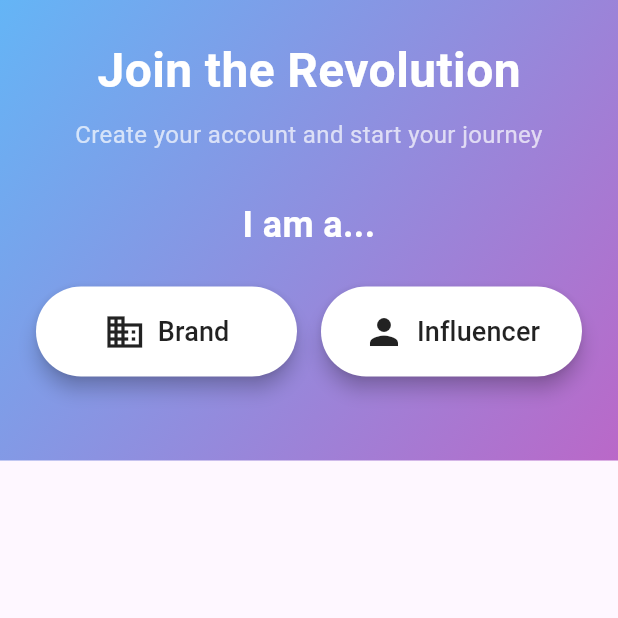
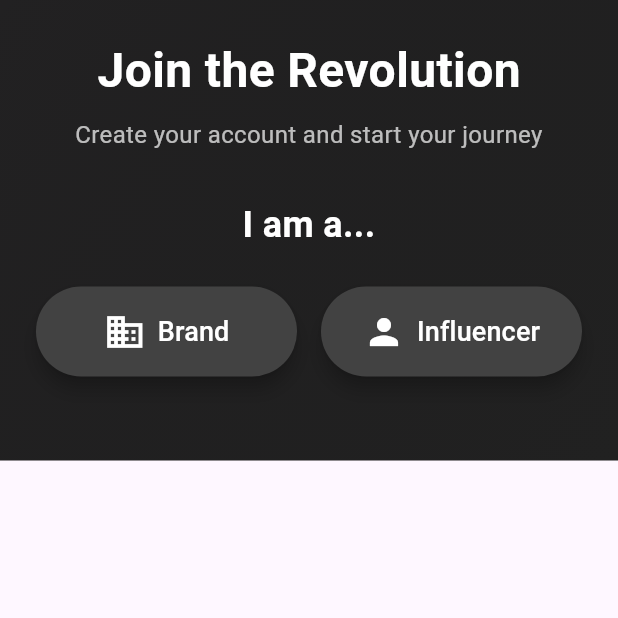
Before and after one commit to SecureFutureProject/sf-app, a Flutter app: the screen it shows after launch, after a tap on "Log in", after a tap on "CREATE A PROFILE", on a phone screen of 412 x 824 dp, the top half of it. Run offline on Flutter 3.47's test engine with Material 3 defaults, Android fonts, the phone set to English and light mode, and no system bars; drawn by our look-alikes of animated_text_kit; our stand-ins replace cloud_firestore, firebase_auth, firebase_core, firebase_database, firebase_storage, google_sign_in; accounts and stored records are empty; statements that could not run were skipped.

Commit message:
Style change in Login

```diff
--- a/lib/screens/auth/login_page.dart
+++ b/lib/screens/auth/login_page.dart
@@ -46,7 +46,7 @@ class _LoginPageState extends State<LoginPage> with SingleTickerProviderStateMix
           gradient: LinearGradient(
             begin: Alignment.topLeft,
             end: Alignment.bottomRight,
-            colors: [Colors.blue.shade200, Colors.purple.shade200],
+            colors: [Colors.black87, Colors.grey.shade900],
           ),
         ),
         child: Row(
@@ -67,7 +67,7 @@ class _LoginPageState extends State<LoginPage> with SingleTickerProviderStateMix
 
   Widget _buildLeftSide() {
     return Container(
-      color: Colors.white.withOpacity(0.8),
+      color: Colors.black87.withOpacity(0.8),
       child: Center(
         child: Column(
           mainAxisAlignment: MainAxisAlignment.center,
@@ -77,11 +77,11 @@ class _LoginPageState extends State<LoginPage> with SingleTickerProviderStateMix
               child: ScaleTransition(
                 scale: _animation,
                 child: Text(
-                  'COMING\nSOON',
+                  'WELCOME BACK',
                   style: TextStyle(
                     fontSize: 72,
                     fontWeight: FontWeight.bold,
-                    color: Color(0xFFFF6B6B),
+                    color: Colors.white,
                     height: 0.9,
                   ),
                   textAlign: TextAlign.center,
@@ -92,12 +92,12 @@ class _LoginPageState extends State<LoginPage> with SingleTickerProviderStateMix
             DefaultTextStyle(
               style: TextStyle(
                 fontSize: 18,
-                color: Colors.black87,
+                color: Colors.white70,
               ),
               child: AnimatedTextKit(
                 animatedTexts: [
                   TypewriterAnimatedText(
-                    'NEW ERA OF INFLUENCER MARKETING',
+                    'LOGIN TO YOUR ACCOUNT',
                     speed: Duration(milliseconds: 100),
                   ),
                 ],
@@ -113,7 +113,7 @@ class _LoginPageState extends State<LoginPage> with SingleTickerProviderStateMix
   Widget _buildRightSide() {
     return Container(
       padding: EdgeInsets.symmetric(horizontal: 40),
-      color: Colors.white.withOpacity(0.9),
+      color: Colors.grey.shade900.withOpacity(0.9),
       child: Form(
         key: _formKey,
         child: Column(
@@ -160,24 +160,20 @@ class _LoginPageState extends State<LoginPage> with SingleTickerProviderStateMix
           style: TextStyle(
             fontSize: 36,
             fontWeight: FontWeight.bold,
-            color: Colors.black,
+            color: Colors.white,
           ),
           textAlign: TextAlign.center,
         ),
         AnimatedTextKit(
           animatedTexts: [
-            ColorizeAnimatedText(
+            TypewriterAnimatedText(
               'FUTURE',
               textStyle: TextStyle(
                 fontSize: 24,
                 fontWeight: FontWeight.bold,
+                color: Colors.blue.shade600,
               ),
-              colors: [
-                Colors.purple,
-                Colors.blue,
-                Colors.yellow,
-                Colors.red,
-              ],
+              speed: Duration(milliseconds: 200),
             ),
           ],
           isRepeatingAnimation: true,
@@ -202,11 +198,18 @@ class _LoginPageState extends State<LoginPage> with SingleTickerProviderStateMix
             child: TextFormField(
               decoration: InputDecoration(
                 hintText: hintText,
-                border: OutlineInputBorder(),
+                hintStyle: TextStyle(color: Colors.white70),
+                border: OutlineInputBorder(
+                  borderRadius: BorderRadius.circular(30),
+                  borderSide: BorderSide.none,
+                ),
+                filled: true,
+                fillColor: Colors.grey.shade800,
               ),
               obscureText: obscureText,
               onChanged: onChanged,
               validator: validator,
+              style: TextStyle(color: Colors.white),
             ),
           ),
         );
@@ -218,8 +221,9 @@ class _LoginPageState extends State<LoginPage> with SingleTickerProviderStateMix
     return ElevatedButton(
       child: Text('Log in'),
       style: ElevatedButton.styleFrom(
-        backgroundColor: Colors.blue,
-        padding: EdgeInsets.symmetric(vertical: 15),
+        backgroundColor: Colors.blue.shade600,
+        foregroundColor: Colors.white,
+        padding: EdgeInsets.symmetric(vertical: 16),
         shape: RoundedRectangleBorder(
           borderRadius: BorderRadius.circular(30),
         ),
@@ -240,23 +244,23 @@ class _LoginPageState extends State<LoginPage> with SingleTickerProviderStateMix
   Widget _buildOrDivider() {
     return Row(
       children: [
-        Expanded(child: Divider()),
+        Expanded(child: Divider(color: Colors.white70)),
         Padding(
           padding: EdgeInsets.symmetric(horizontal: 10),
-          child: Text('OR', style: TextStyle(color: Colors.grey)),
+          child: Text('OR', style: TextStyle(color: Colors.white70)),
         ),
-        Expanded(child: Divider()),
+        Expanded(child: Divider(color: Colors.white70)),
       ],
     );
   }
 
   Widget _buildCreateProfileButton() {
     return OutlinedButton(
-      child: Text('CREATE A PROFILE'),
+      child: Text('CREATE A PROFILE', style: TextStyle(color: Colors.white)),
       style: OutlinedButton.styleFrom(
-        foregroundColor: Colors.black,
-        side: BorderSide(color: Colors.black),
-        padding: EdgeInsets.symmetric(vertical: 15),
+        side: BorderSide(color: Colors.white),
+        foregroundColor: Colors.white,
+        padding: EdgeInsets.symmetric(vertical: 16),
         shape: RoundedRectangleBorder(
           borderRadius: BorderRadius.circular(30),
         ),
--- a/lib/screens/auth/register_page.dart
+++ b/lib/screens/auth/register_page.dart
@@ -68,12 +68,13 @@ class _RegisterPageState extends State<RegisterPage> with SingleTickerProviderSt
           gradient: LinearGradient(
             begin: Alignment.topLeft,
             end: Alignment.bottomRight,
-            colors: [Colors.blue.shade300, Colors.purple.shade300],
+            colors: [Colors.black87, Colors.grey.shade900],
           ),
         ),
         child: SafeArea(
           child: SingleChildScrollView(
             padding: const EdgeInsets.all(24.0),
+            controller: _scrollController,
             child: Column(
               crossAxisAlignment: CrossAxisAlignment.stretch,
               children: [
@@ -151,8 +152,8 @@ class _RegisterPageState extends State<RegisterPage> with SingleTickerProviderSt
       icon: Icon(icon, size: 28),
       label: Text(type, style: TextStyle(fontSize: 18)),
       style: ElevatedButton.styleFrom(
-        foregroundColor: Colors.black87,
-        backgroundColor: Colors.white,
+        foregroundColor: Colors.white,
+        backgroundColor: Colors.grey.shade800,
         padding: EdgeInsets.symmetric(vertical: 16, horizontal: 24),
         shape: RoundedRectangleBorder(borderRadius: BorderRadius.circular(30)),
         elevation: 5,
@@ -201,9 +202,17 @@ class _RegisterPageState extends State<RegisterPage> with SingleTickerProviderSt
             SizedBox(height: 16),
             _buildTextField(
               controller: _phoneController,
-              label: 'Phone (optional)',
+              label: 'Phone (Optional)',
               icon: Icons.phone,
               keyboardType: TextInputType.phone,
+              validator: (value) {
+                if (value != null && value.isNotEmpty) {
+                  if (value.length != 10 || !RegExp(r'^[0-9]{10}$').hasMatch(value)) {
+                    return 'Please enter a valid 10-digit phone number';
+                  }
+                }
+                return null;
+              },
             ),
             if (userType == 'Influencer') ...[
               SizedBox(height: 24),
@@ -219,7 +228,7 @@ class _RegisterPageState extends State<RegisterPage> with SingleTickerProviderSt
               child: Text('Create Account', style: TextStyle(fontSize: 18)),
               style: ElevatedButton.styleFrom(
                 foregroundColor: Colors.white,
-                backgroundColor: Colors.deepPurple,
+                backgroundColor: Colors.blue.shade600,
                 padding: EdgeInsets.symmetric(vertical: 16),
                 shape: RoundedRectangleBorder(borderRadius: BorderRadius.circular(30)),
                 elevation: 5,
@@ -238,6 +247,7 @@ class _RegisterPageState extends State<RegisterPage> with SingleTickerProviderSt
     required IconData icon,
     bool obscureText = false,
     TextInputType? keyboardType,
+    String? Function(String?)? validator,
   }) {
     return TextFormField(
       controller: controller,
@@ -249,13 +259,13 @@ class _RegisterPageState extends State<RegisterPage> with SingleTickerProviderSt
           borderSide: BorderSide.none,
         ),
         filled: true,
-        fillColor: Colors.white.withOpacity(0.2),
+        fillColor: Colors.grey.shade800,
         labelStyle: TextStyle(color: Colors.white70),
       ),
       style: TextStyle(color: Colors.white),
       obscureText: obscureText,
       keyboardType: keyboardType,
-      validator: (value) => value!.isEmpty ? 'This field is required' : null,
+      validator: validator ?? (value) => value!.isEmpty ? 'This field is required' : null,
     );
   }
 
@@ -277,7 +287,7 @@ class _RegisterPageState extends State<RegisterPage> with SingleTickerProviderSt
               }
             });
           },
-          selectedColor: Colors.deepPurple.withOpacity(0.7),
+          selectedColor: Colors.blue.shade600.withOpacity(0.7),
           checkmarkColor: Colors.white,
           backgroundColor: Colors.white.withOpacity(0.2),
         );
@@ -291,7 +301,7 @@ class _RegisterPageState extends State<RegisterPage> with SingleTickerProviderSt
         name: _nameController.text,
         email: _emailController.text,
         location: _locationController.text,
-        phone: _phoneController.text,
+        phone: _phoneController.text.isEmpty ? null : _phoneController.text,
         niches: userType == 'Influencer' ? selectedNiches : [],
         userType: userType!,
       );
@@ -339,7 +349,7 @@ class _RegisterPageState extends State<RegisterPage> with SingleTickerProviderSt
       case 'Art':
         return Icons.palette;
       default:
-      return Icons.category; // Default icon for any unmatched niche
+        return Icons.category;
     }
   }
 }
--- a/pubspec.yaml
+++ b/pubspec.yaml
@@ -34,6 +34,9 @@ dependencies:
   google_sign_in: ^6.1.5
   animated_text_kit: ^4.2.1
   simple_animations: ^4.0.1
+  google_maps_flutter: ^2.0.6 # Google Maps package
+  flutter_google_places: ^0.3.0 # Google Places package
+  google_maps_webservice: ^0.0.20-nullsafety.5 # Google Web Service
 
 
 
```
Also changed, not shown: pubspec.lock, 1 other file. Lines whose indentation alone changed are shown as unchanged.
